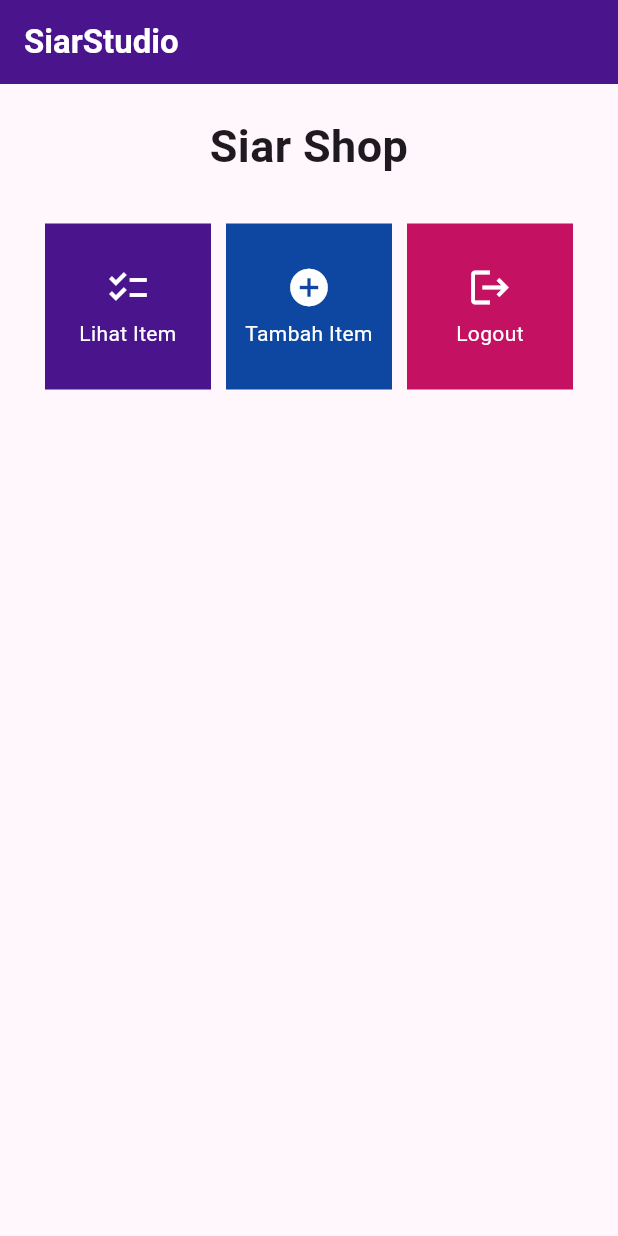
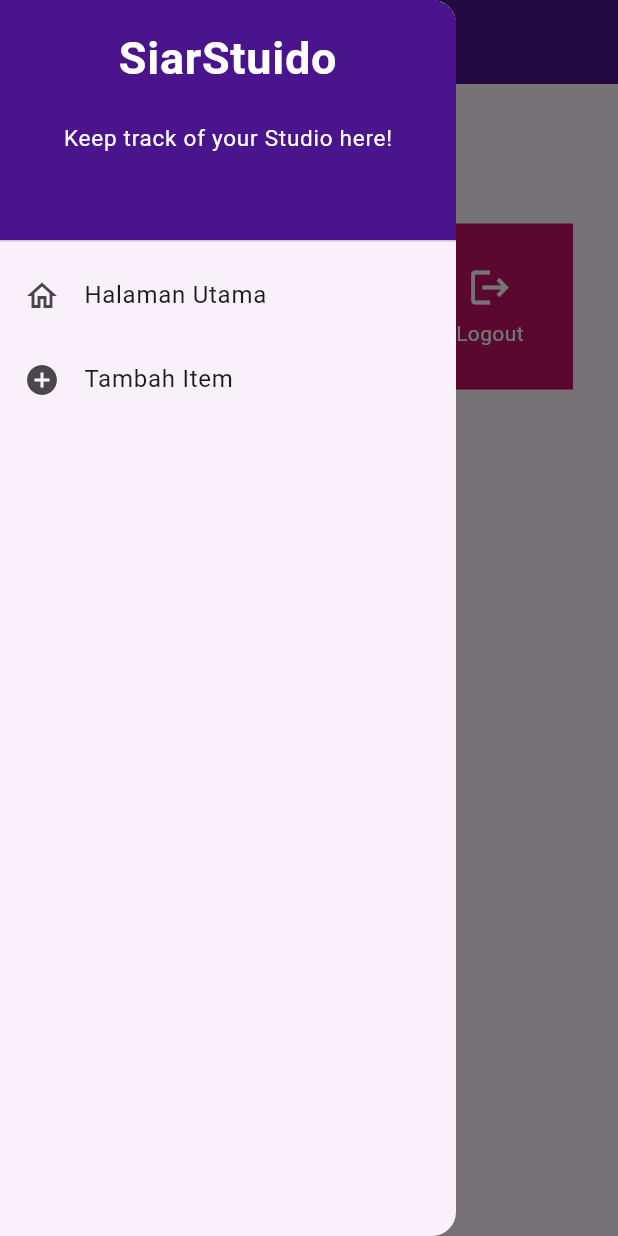
Before and after one commit to raissaputi/siarstudio, a Flutter app: the screen it shows after launch, with the side drawer open (before the commit the screen has no drawer), on a phone screen of 412 x 824 dp. Run offline on Flutter 3.47's test engine with Material 2 defaults, Android fonts, the light colour scheme and no system bars.

Commit message:
8: checklist done

```diff
--- a/lib/main.dart
+++ b/lib/main.dart
@@ -1,5 +1,5 @@
 import 'package:flutter/material.dart';
-import 'package:siarstudio/menu.dart';
+import 'package:siarstudio/screens/menu.dart';
 
 void main() {
   runApp(const MyApp());
@@ -12,7 +12,7 @@
   @override
   Widget build(BuildContext context) {
     return MaterialApp(
-      title: 'Flutter Demo',
+      title: 'SiarStudio',
       theme: ThemeData(
         // This is the theme of your application.
         //
@@ -29,7 +29,7 @@
         //
         // This works for code too, not just values: Most code changes can be
         // tested with just a hot reload.
-        colorScheme: ColorScheme.fromSeed(seedColor: Colors.purple.shade700),
+        colorScheme: ColorScheme.fromSeed(seedColor: Colors.purple.shade900),
         useMaterial3: true,
       ),
       home: MyHomePage(),
--- a/lib/menu.dart
+++ b/lib/screens/menu.dart
@@ -1,4 +1,6 @@
 import 'package:flutter/material.dart';
+import 'package:siarstudio/widgets/left_drawer.dart';
+import 'package:siarstudio/widgets/shop_card.dart';
 
 class MyHomePage extends StatelessWidget {
   MyHomePage({Key? key}) : super(key: key);
@@ -22,6 +24,7 @@
       foregroundColor: Colors.white,
       backgroundColor: Colors.purple.shade900,
       ),
+      drawer: const LeftDrawer(),
       body: SingleChildScrollView(
         // Widget wrapper yang dapat discroll
         child: Padding(
@@ -63,55 +66,57 @@
   }
 }
 
-class StudioItem {
-  final String name;
-  final IconData icon;
-  final Color color;
+// class StudioItem {
+//   final String name;
+//   final IconData icon;
+//   final Color color;
 
-  StudioItem(this.name, this.icon, this.color);
-}
+//   StudioItem(this.name, this.icon, this.color);
+// }
 
-class StudioCard extends StatelessWidget {
-  final StudioItem item;
+// class StudioCard extends StatelessWidget {
+//   final StudioItem item;
 
-  const StudioCard(this.item, {super.key}); // Constructor
+//   const StudioCard(this.item, {super.key}); // Constructor
 
-  @override
-  Widget build(BuildContext context) {
-    return Material(
-      color: item.color,
-      child: InkWell(
-        // Area responsive terhadap sentuhan
-        onTap: () {
-          // Memunculkan SnackBar ketika diklik
-          ScaffoldMessenger.of(context)
-            ..hideCurrentSnackBar()
-            ..showSnackBar(SnackBar(
-                content: Text("Kamu telah menekan tombol ${item.name}!")));
-        },
-        child: Container(
-          // Container untuk menyimpan Icon dan Text
-          padding: const EdgeInsets.all(8),
-          child: Center(
-            child: Column(
-              mainAxisAlignment: MainAxisAlignment.center,
-              children: [
-                Icon(
-                  item.icon,
-                  color: Colors.white,
-                  size: 30.0,
-                ),
-                const Padding(padding: EdgeInsets.all(3)),
-                Text(
-                  item.name,
-                  textAlign: TextAlign.center,
-                  style: const TextStyle(color: Colors.white),
-                ),
-              ],
-            ),
-          ),
-        ),
-      ),
-    );
-  }
-}
+//   @override
+//   Widget build(BuildContext context) {
+//     return Material(
+//       color: item.color,
+//       child: InkWell(
+//         // Area responsive terhadap sentuhan
+//         onTap: () {
+//           // Memunculkan SnackBar ketika diklik
+//           ScaffoldMessenger.of(context)
+//             ..hideCurrentSnackBar()
+//             ..showSnackBar(SnackBar(
+//                 content: Text("Kamu telah menekan tombol ${item.name}!")));
+
+
+//         },
+//         child: Container(
+//           // Container untuk menyimpan Icon dan Text
+//           padding: const EdgeInsets.all(8),
+//           child: Center(
+//             child: Column(
+//               mainAxisAlignment: MainAxisAlignment.center,
+//               children: [
+//                 Icon(
+//                   item.icon,
+//                   color: Colors.white,
+//                   size: 30.0,
+//                 ),
+//                 const Padding(padding: EdgeInsets.all(3)),
+//                 Text(
+//                   item.name,
+//                   textAlign: TextAlign.center,
+//                   style: const TextStyle(color: Colors.white),
+//                 ),
+//               ],
+//             ),
+//           ),
+//         ),
+//       ),
+//     );
+//   }
+// }
--- /dev/null
+++ b/lib/widgets/left_drawer.dart
@@ -0,0 +1,71 @@
+import 'package:flutter/material.dart';
+import 'package:siarstudio/screens/menu.dart';
+import 'package:siarstudio/screens/studio_form.dart';
+
+class LeftDrawer extends StatelessWidget {
+  const LeftDrawer({super.key});
+
+  @override
+  Widget build(BuildContext context) {
+    return Drawer(
+      child: ListView(
+        children: [
+          const DrawerHeader(
+            decoration: BoxDecoration(
+              color: Color.fromRGBO(74, 20, 140, 1),
+              // color: Colors.purple.shade900,
+            ),
+            child: Column(
+              children: [
+                Text(
+                  'SiarStuido',
+                  textAlign: TextAlign.center,
+                  style: TextStyle(
+                    fontSize: 30,
+                    fontWeight: FontWeight.bold,
+                    color: Colors.white,
+                  ),
+                ),
+                Padding(padding: EdgeInsets.all(10)),
+                Text("Keep track of your Studio here!",
+                  textAlign: TextAlign.left,
+                  style: TextStyle(
+                    fontSize: 15,
+                    fontWeight: FontWeight.normal,
+                    color: Colors.white,
+                  ),
+                ),
+              ],
+            ),
+          ),
+          ListTile(
+            leading: const Icon(Icons.home_outlined),
+            title: const Text('Halaman Utama'),
+            // Bagian redirection ke MyHomePage
+            onTap: () {
+              Navigator.pushReplacement(
+                context,
+                MaterialPageRoute(
+                  builder: (context) => MyHomePage(),
+                )
+              );
+            },
+          ),
+          ListTile(
+            leading: const Icon(Icons.add_circle),
+            title: const Text('Tambah Item'),
+            // Bagian redirection ke StudioFormPage
+            onTap: () {
+              Navigator.push(
+                context,
+                MaterialPageRoute(
+                  builder: (context) => const StudioFormPage(),
+                )
+              );
+            },
+          ),
+        ],
+      ),
+    );
+  }
+}
--- /dev/null
+++ b/lib/widgets/shop_card.dart
@@ -0,0 +1,64 @@
+import 'package:flutter/material.dart';
+import 'package:siarstudio/screens/studio_form.dart';
+
+class StudioItem {
+  final String name;
+  final IconData icon;
+  final Color color;
+
+  StudioItem(this.name, this.icon, this.color);
+}
+
+class StudioCard extends StatelessWidget {
+  final StudioItem item;
+  const StudioCard(this.item, {super.key}); // Constructor
+
+  @override
+  Widget build(BuildContext context) {
+    return Material(
+      color: item.color,
+      child: InkWell(
+        // Area responsive terhadap sentuhan
+        onTap: () {
+          // Memunculkan SnackBar ketika diklik
+          ScaffoldMessenger.of(context)
+            ..hideCurrentSnackBar()
+            ..showSnackBar(SnackBar(
+              content: Text("Kamu telah menekan tombol ${item.name}!")));
+
+          // Navigate ke route yang sesuai (tergantung jenis tombol)
+          if (item.name == "Tambah Item") {
+            Navigator.push(
+              context,
+              MaterialPageRoute(
+                builder: (context) => const StudioFormPage(),
+              )
+            );
+          }
+        },
+        child: Container(
+          // Container untuk menyimpan Icon dan Text
+          padding: const EdgeInsets.all(8),
+          child: Center(
+            child: Column(
+              mainAxisAlignment: MainAxisAlignment.center,
+              children: [
+                Icon(
+                  item.icon,
+                  color: Colors.white,
+                  size: 30.0,
+                ),
+                const Padding(padding: EdgeInsets.all(3)),
+                Text(
+                  item.name,
+                  textAlign: TextAlign.center,
+                  style: const TextStyle(color: Colors.white),
+                ),
+              ],
+            ),
+          ),
+        ),
+      ),
+    );
+  }
+}
```
Also changed, not shown: lib/screens/studio_form.dart (added, +162 -0 lines).
